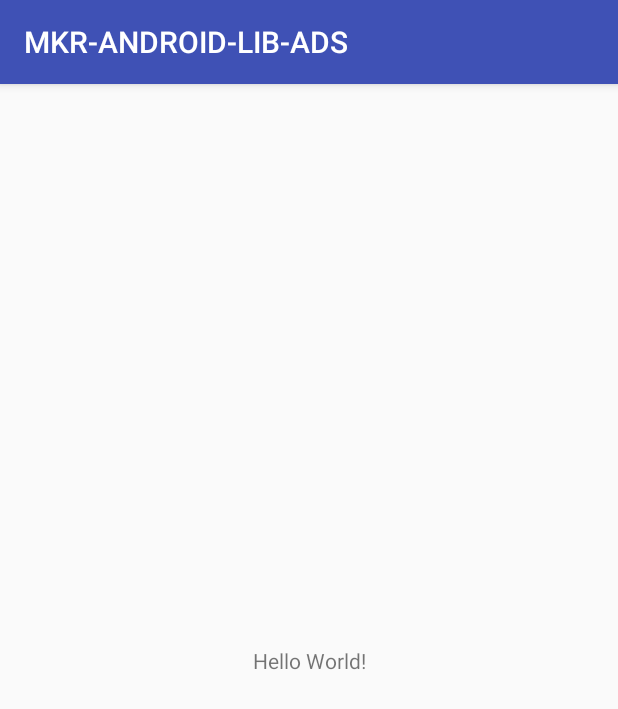
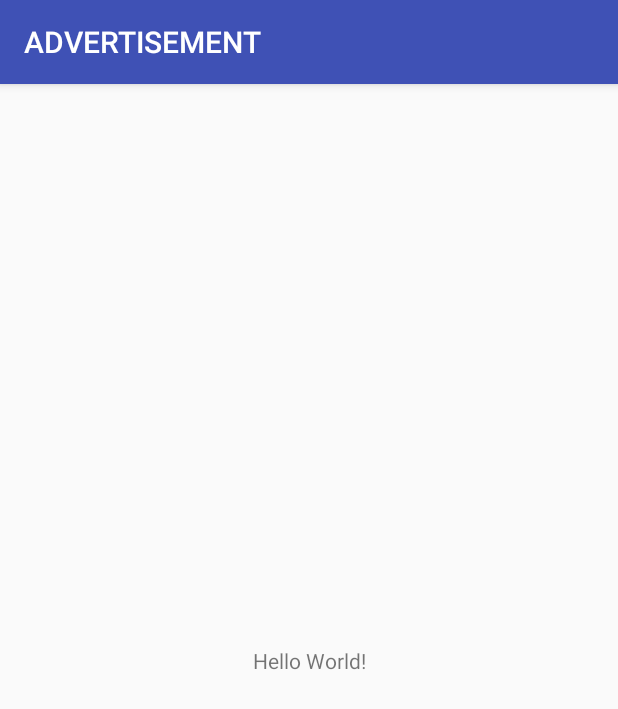
Before and after one commit to THEMKR/android-lib-advertisement, an Android app: the screen it shows after launch (MainActivity), on a phone screen of 412 x 824 dp. Shown: the top 709 px of the screen. Run offline under Robolectric (Android 15) with nearby library versions, the phone set to English and light mode, and no system bars; our stand-ins replace AdMob.

Commit message:
Rename PAckage

```diff
--- a/app/src/main/AndroidManifest.xml
+++ b/app/src/main/AndroidManifest.xml
@@ -1,6 +1,6 @@
 <?xml version="1.0" encoding="utf-8"?>
 <manifest xmlns:android="http://schemas.android.com/apk/res/android"
-    package="com.mkrworld.mkr_android_lib_ads">
+    package="com.nazgul.library">
 
     <application
         android:allowBackup="true"
@@ -9,7 +9,7 @@
         android:roundIcon="@mipmap/ic_launcher_round"
         android:supportsRtl="true"
         android:theme="@style/AppTheme">
-        <activity android:name=".MainActivity">
+        <activity android:name="com.nazgul.library.advertisement.MainActivity">
             <intent-filter>
                 <action android:name="android.intent.action.MAIN" />
 
--- a/app/src/main/java/com/mkrworld/mkr_android_lib_ads/MainActivity.kt
+++ b/app/src/main/java/com/nazgul/library/advertisement/MainActivity.kt
@@ -1,8 +1,8 @@
-package com.mkrworld.mkr_android_lib_ads
+package com.nazgul.library.advertisement
 
+import android.os.Bundle
 import android.support.v7.app.AppCompatActivity
-import android.os.Bundle
-import com.google.android.gms.ads.MobileAds
+import com.nazgul.library.R
 
 class MainActivity : AppCompatActivity() {
 
--- a/app/src/main/java/com/mkrworld/mkr_android_lib_ads/ads/BaseAd.kt
+++ b/app/src/main/java/com/nazgul/library/advertisement/ads/BaseAd.kt
@@ -1,7 +1,7 @@
-package com.mkrworld.mkr_android_lib_ads.ads
+package com.nazgul.library.advertisement.ads
 
 import android.content.Context
-import com.mkrworld.mkr_android_lib_ads.callback.OnAdListener
+import com.nazgul.library.advertisement.callback.OnAdListener
 
 /**
  * Base class to extend by all Ad unit
--- a/app/src/main/java/com/mkrworld/mkr_android_lib_ads/ads/banner/BannerAdMob.kt
+++ b/app/src/main/java/com/nazgul/library/advertisement/ads/banner/BannerAdMob.kt
@@ -1,9 +1,9 @@
-package com.mkrworld.mkr_android_lib_ads.ads.banner
+package com.nazgul.library.advertisement.ads.banner
 
 import android.content.Context
 import android.view.ViewGroup
-import com.mkrworld.mkr_android_lib_ads.BuildConfig
-import com.mkrworld.mkr_android_lib_ads.utils.Tracer
+import com.nazgul.library.BuildConfig
+import com.nazgul.library.advertisement.utils.Tracer
 
 class BannerAdMob : BaseBannerAd {
     companion object {
--- a/app/src/main/java/com/mkrworld/mkr_android_lib_ads/callback/OnAdListener.kt
+++ b/app/src/main/java/com/nazgul/library/advertisement/callback/OnAdListener.kt
@@ -1,4 +1,4 @@
-package com.mkrworld.mkr_android_lib_ads.callback
+package com.nazgul.library.advertisement.callback
 
 /**
  * Callback used to listen the Ad events
--- a/app/src/main/java/com/mkrworld/mkr_android_lib_ads/utils/AdProvider.kt
+++ b/app/src/main/java/com/nazgul/library/advertisement/utils/AdProvider.kt
@@ -1,6 +1,6 @@
-package com.mkrworld.mkr_android_lib_ads.utils
+package com.nazgul.library.advertisement.utils
 
-import com.mkrworld.mkr_android_lib_ads.BuildConfig
+import com.nazgul.library.BuildConfig
 
 /**
  * Enum hold the Ad-Network provider
--- a/app/src/main/java/com/mkrworld/mkr_android_lib_ads/utils/AdType.kt
+++ b/app/src/main/java/com/nazgul/library/advertisement/utils/AdType.kt
@@ -1,4 +1,4 @@
-package com.mkrworld.mkr_android_lib_ads.utils
+package com.nazgul.library.advertisement.utils
 
 /**
  * Enum hold the Type of Ad
--- a/app/src/main/java/com/mkrworld/mkr_android_lib_ads/utils/Constants.kt
+++ b/app/src/main/java/com/nazgul/library/advertisement/utils/Constants.kt
@@ -1,4 +1,4 @@
-package com.mkrworld.mkr_android_lib_ads.utils
+package com.nazgul.library.advertisement.utils
 
 class Constants {
     companion object {
--- a/app/src/main/java/com/mkrworld/mkr_android_lib_ads/utils/Tracer.kt
+++ b/app/src/main/java/com/nazgul/library/advertisement/utils/Tracer.kt
@@ -1,11 +1,11 @@
-package com.mkrworld.mkr_android_lib_ads.utils
+package com.nazgul.library.advertisement.utils
 
 import android.content.Context
 import android.os.Environment
 import android.util.Log
 import android.view.Gravity
 import android.widget.Toast
-import com.mkrworld.mkr_android_lib_ads.BuildConfig
+import com.nazgul.library.BuildConfig
 import java.io.BufferedWriter
 import java.io.File
 import java.io.FileWriter
--- a/app/src/main/java/com/mkrworld/mkr_android_lib_ads/utils/Utils.kt
+++ b/app/src/main/java/com/nazgul/library/advertisement/utils/Utils.kt
@@ -1,10 +1,10 @@
-package com.mkrworld.mkr_android_lib_ads.utils
+package com.nazgul.library.advertisement.utils
 
 import android.content.Context
 import android.content.pm.ApplicationInfo
 import android.content.pm.PackageManager
 import android.text.TextUtils
-import com.mkrworld.mkr_android_lib_ads.BuildConfig
+import com.nazgul.library.BuildConfig
 
 
 class Utils {
--- a/app/src/main/res/layout/activity_main.xml
+++ b/app/src/main/res/layout/activity_main.xml
@@ -4,7 +4,7 @@
     xmlns:tools="http://schemas.android.com/tools"
     android:layout_width="match_parent"
     android:layout_height="match_parent"
-    tools:context=".MainActivity">
+    tools:context=".advertisement.MainActivity">
 
     <TextView
         android:layout_width="wrap_content"
--- a/app/src/main/res/values/strings.xml
+++ b/app/src/main/res/values/strings.xml
@@ -1,3 +1,3 @@
 <resources>
-    <string name="app_name">MKR-ANDROID-LIB-ADS</string>
+    <string name="app_name">ADVERTISEMENT</string>
 </resources>
```
Also changed, not shown: app/src/main/java/com/nazgul/library/advertisement/AdLib.kt (renamed from app/src/main/java/com/mkrworld/mkr_android_lib_ads/AdLib.kt, +6 -5 lines), app/src/main/java/com/nazgul/library/advertisement/ads/banner/BaseBannerAd.kt (renamed from app/src/main/java/com/mkrworld/mkr_android_lib_ads/ads/banner/BaseBannerAd.kt, +4 -4 lines), app/src/main/java/com/nazgul/library/advertisement/ads/interstitial/BaseInterstitialAd.kt (renamed from app/src/main/java/com/mkrworld/mkr_android_lib_ads/ads/interstitial/BaseInterstitialAd.kt, +4 -4 lines), app/src/main/java/com/nazgul/library/advertisement/ads/interstitial/InterstitialAdMob.kt (renamed from app/src/main/java/com/mkrworld/mkr_android_lib_ads/ads/interstitial/InterstitialAdMob.kt, +3 -4 lines), 1 other file.
